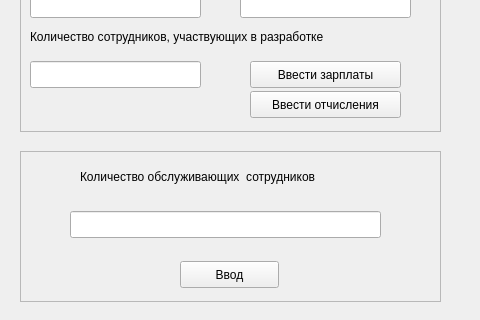
The window that formir.ui (Factotum8/OKOIB_1) describes before a commit, drawn with Qt 5; both pictures show x 0 to 480 and y 239 to 559 of the 771 by 559 pixel window.
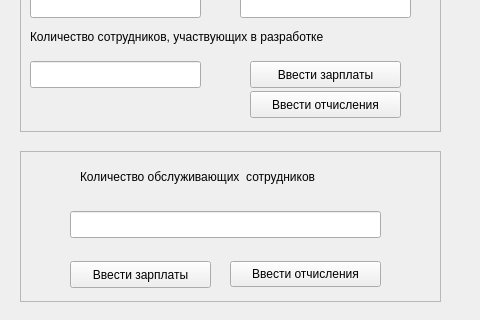
The same window after the commit.

```diff
--- a/formir.ui
+++ b/formir.ui
@@ -212,14 +212,14 @@
    <widget class="QPushButton" name="TableMaintain">
     <property name="geometry">
      <rect>
-      <x>160</x>
+      <x>50</x>
       <y>110</y>
-      <width>99</width>
+      <width>141</width>
       <height>27</height>
      </rect>
     </property>
     <property name="text">
-     <string>Ввод</string>
+     <string>Ввести зарплаты</string>
     </property>
    </widget>
    <widget class="QLineEdit" name="textEditEmployeesMaint">
@@ -232,6 +232,19 @@
      </rect>
     </property>
    </widget>
+   <widget class="QPushButton" name="ButtonInputTaxMaint">
+    <property name="geometry">
+     <rect>
+      <x>210</x>
+      <y>110</y>
+      <width>151</width>
+      <height>26</height>
+     </rect>
+    </property>
+    <property name="text">
+     <string>Ввести отчисления</string>
+    </property>
+   </widget>
   </widget>
   <widget class="QFrame" name="frameProfit">
    <property name="geometry">
```
Left out of the diff: 6 changed lines with no effect on the pictures.
